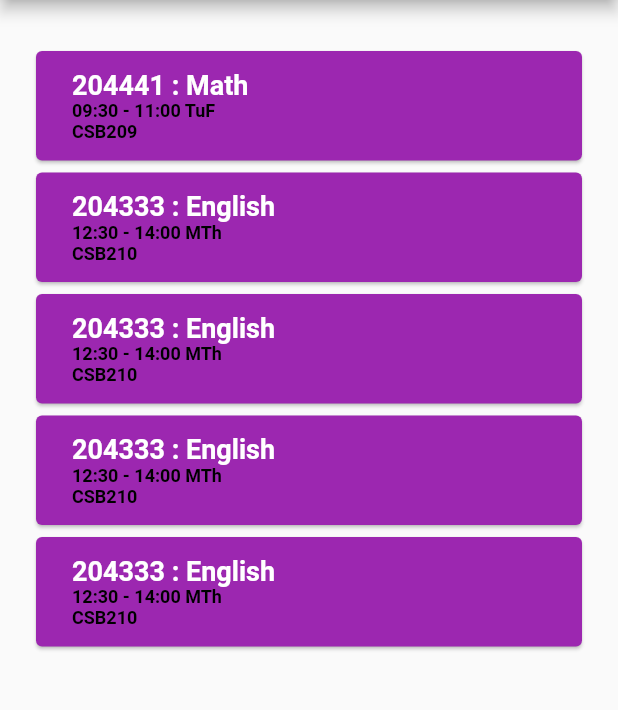
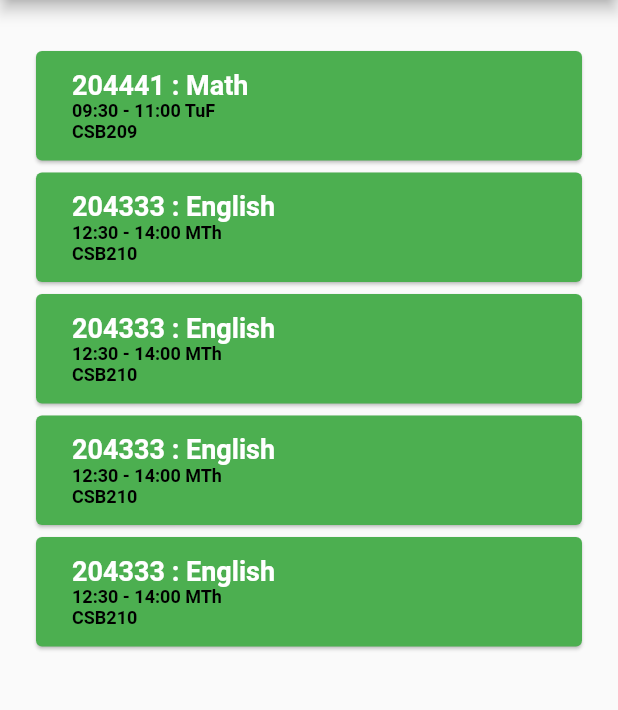
Before and after one commit to nightkuzan/scheduletdl, a Flutter app: the ScheduleManagement screen opened directly, on a phone screen of 412 x 824 dp, the part 84-794 px from its top. Run offline on Flutter 3.47's test engine with Material 2 defaults, Android fonts, the phone set to English and light mode, and no system bars; our stand-ins replace cloud_firestore, firebase_core, form_field_validator; missing offline and left inert: time_planner; accounts and stored records are empty.

Commit message:
change ramdom color

```diff
--- a/lib/sch-management/schedule-management.dart
+++ b/lib/sch-management/schedule-management.dart
@@ -19,7 +19,9 @@ class _ScheduleManagement extends State<ScheduleManagement> {
       Colors.blue,
       Colors.green,
       Colors.orange,
-      const Color.fromARGB(255, 246, 43, 43)
+      const Color.fromARGB(255, 246, 43, 43),
+      const Color.fromARGB(255, 54, 228, 191),
+      const Color.fromARGB(255, 255, 183, 211),
     ];
 
   List<dynamic> subjectList = [
--- a/lib/sch-view/schedule-view.dart
+++ b/lib/sch-view/schedule-view.dart
@@ -55,7 +55,10 @@ class _ScheduleViewState extends State<ScheduleView> {
       Colors.blue,
       Colors.green,
       Colors.orange,
-      const Color.fromARGB(255, 246, 43, 43)
+      const Color.fromARGB(255, 246, 43, 43),
+      const Color.fromARGB(255, 54, 228, 191),
+      const Color.fromARGB(255, 255, 183, 211),
+      const Color.fromARGB(255, 63, 61, 103),
     ];
     for (int i = 0; i < plans.length; i++) {
     setState(() {
```
